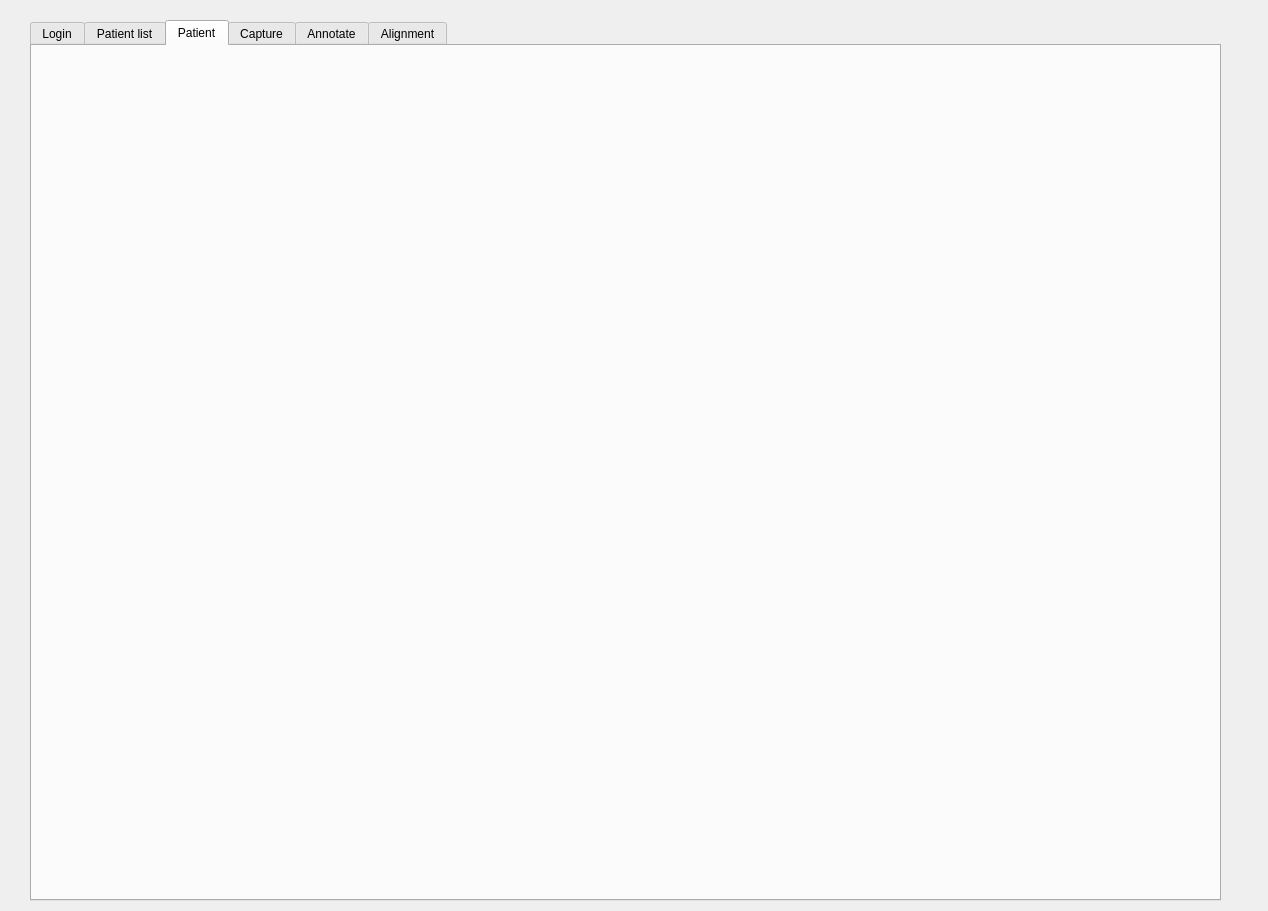
This is DesktopApp/desktopapp.ui in michaelfong2017/landmark-annotator-desktop as Qt 5 draws it before an edit. The edited form follows.
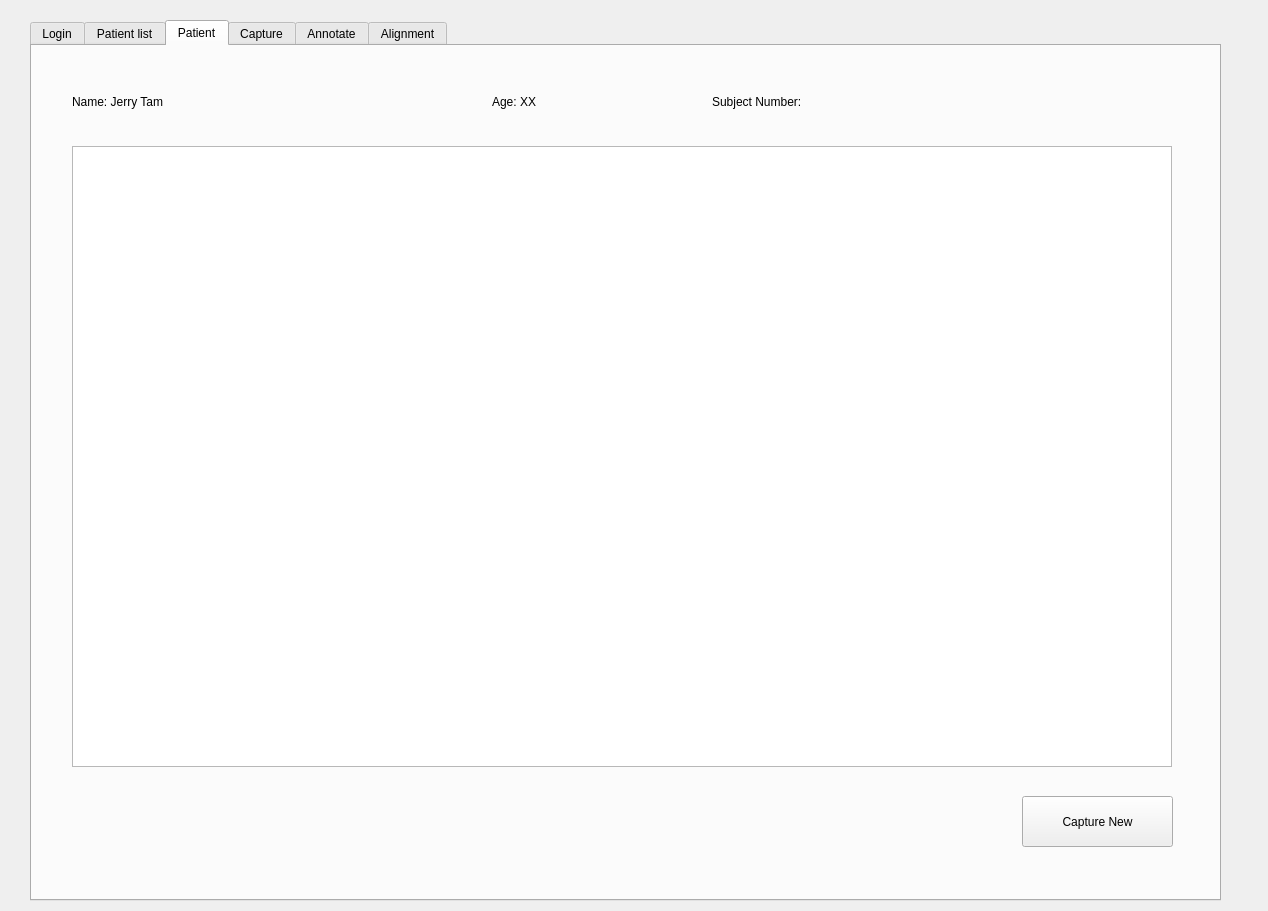
This is the edited form. The open tabs and pages were chosen to show the change.

Commit message: Patient Tab UI

Patch:
```diff
--- a/DesktopApp/desktopapp.ui
+++ b/DesktopApp/desktopapp.ui
@@ -152,6 +152,80 @@
     <attribute name="title">
      <string>Patient</string>
     </attribute>
+    <widget class="QTableView" name="tableViewPatient">
+     <property name="geometry">
+      <rect>
+       <x>40</x>
+       <y>100</y>
+       <width>1100</width>
+       <height>621</height>
+      </rect>
+     </property>
+    </widget>
+    <widget class="QLabel" name="label_2">
+     <property name="geometry">
+      <rect>
+       <x>40</x>
+       <y>30</y>
+       <width>371</width>
+       <height>51</height>
+      </rect>
+     </property>
+     <property name="styleSheet">
+      <string notr="true">font: 18pt &quot;MS Shell Dlg 2&quot;;</string>
+     </property>
+     <property name="text">
+      <string>Name: Jerry Tam</string>
+     </property>
+    </widget>
+    <widget class="QLabel" name="label_3">
+     <property name="geometry">
+      <rect>
+       <x>460</x>
+       <y>30</y>
+       <width>111</width>
+       <height>51</height>
+      </rect>
+     </property>
+     <property name="styleSheet">
+      <string notr="true">font: 18pt &quot;MS Shell Dlg 2&quot;;</string>
+     </property>
+     <property name="text">
+      <string>Age: XX</string>
+     </property>
+    </widget>
+    <widget class="QLabel" name="label_4">
+     <property name="geometry">
+      <rect>
+       <x>680</x>
+       <y>30</y>
+       <width>371</width>
+       <height>51</height>
+      </rect>
+     </property>
+     <property name="styleSheet">
+      <string notr="true">font: 18pt &quot;MS Shell Dlg 2&quot;;</string>
+     </property>
+     <property name="text">
+      <string>Subject Number: </string>
+     </property>
+    </widget>
+    <widget class="QPushButton" name="captureNewButton">
+     <property name="geometry">
+      <rect>
+       <x>990</x>
+       <y>750</y>
+       <width>151</width>
+       <height>51</height>
+      </rect>
+     </property>
+     <property name="styleSheet">
+      <string notr="true">font: 12pt &quot;MS Shell Dlg 2&quot;;</string>
+     </property>
+     <property name="text">
+      <string>Capture New</string>
+     </property>
+    </widget>
    </widget>
    <widget class="QWidget" name="captureTab">
     <property name="styleSheet">
```
The commit also changes 7 other files.
